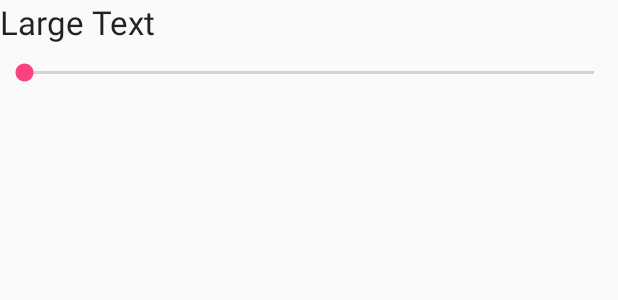
After one commit to williamyen0203/neuranode, an Android app: the layout question.xml on its own in the app's theme, with its tools: preview values and no code run, on a phone screen of 412 x 824 dp. The commit adds this screen. Shown: the top 300 px of the screen. Run offline under Robolectric (Android 15) with nearby library versions, the phone set to English and light mode, and no system bars.

```diff
--- /dev/null
+++ b/app/src/main/res/layout/question.xml
@@ -0,0 +1,22 @@
+<?xml version="1.0" encoding="utf-8"?>
+<LinearLayout xmlns:android="http://schemas.android.com/apk/res/android"
+    android:orientation="vertical" android:layout_width="match_parent"
+    android:layout_height="match_parent"
+    android:id="@+id/question">
+
+    <TextView
+        android:layout_width="wrap_content"
+        android:layout_height="wrap_content"
+        android:textAppearance="?android:attr/textAppearanceLarge"
+        android:text="Large Text"
+        android:id="@+id/questionText"
+        android:layout_marginBottom="10dp" />
+
+    <SeekBar
+        android:layout_width="match_parent"
+        android:layout_height="wrap_content"
+        android:id="@+id/questionChoice"
+        android:layout_marginBottom="20dp"
+        android:max="5" />
+
+</LinearLayout>
```
Also changed, not shown: app/src/main/java/com/neuranode/neuranodeapp/DatabaseHelper.java (+1 -76 lines), app/src/main/java/com/neuranode/neuranodeapp/MainActivity.java (+15 -16 lines), app/src/main/res/layout/content_main.xml (+4 -28 lines), app/src/main/assets/databases/questions.db.
